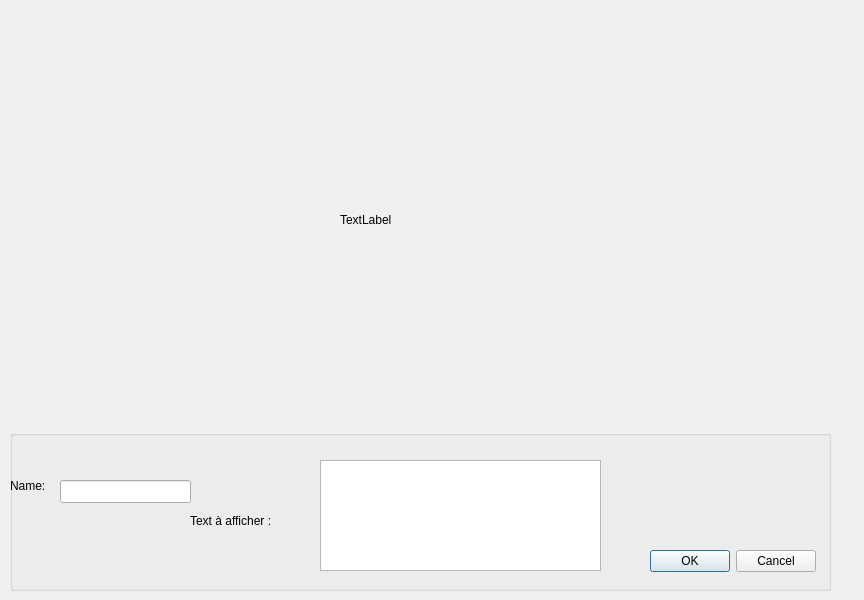
Old version of the form dialogmodel.ui in the repository norips/Projet_MBA_ConfigCreator.
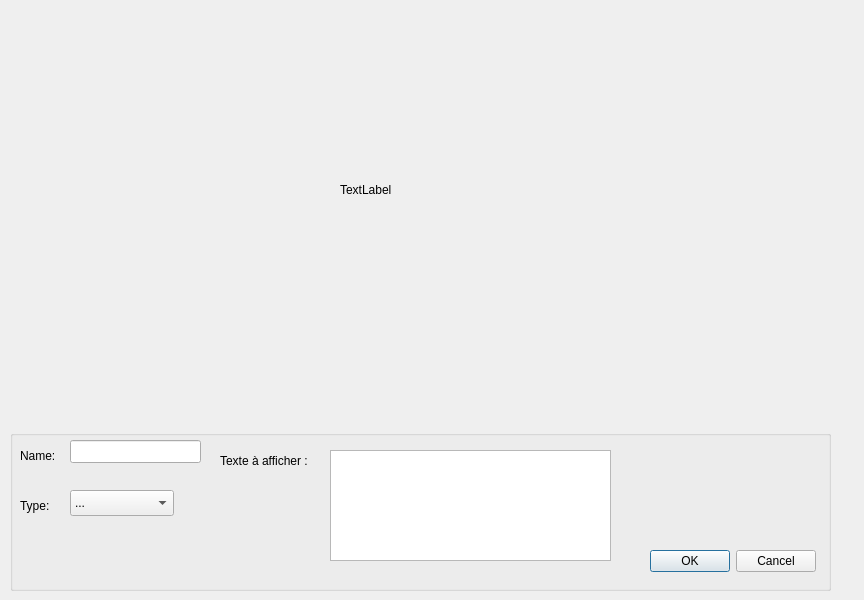
New version of the form. Custom widgets are drawn as their Qt base class.

Commit message: menu déroulant

Diff of the .ui file:
```diff
--- a/dialogmodel.ui
+++ b/dialogmodel.ui
@@ -40,8 +40,8 @@
     </property>
     <property name="geometry">
      <rect>
-      <x>50</x>
-      <y>50</y>
+      <x>60</x>
+      <y>10</y>
       <width>131</width>
       <height>23</height>
      </rect>
@@ -50,8 +50,8 @@
    <widget class="QLabel" name="lbName">
     <property name="geometry">
      <rect>
-      <x>0</x>
-      <y>20</y>
+      <x>10</x>
+      <y>-10</y>
       <width>51</width>
       <height>71</height>
      </rect>
@@ -79,8 +79,8 @@
    <widget class="QTextEdit" name="teText">
     <property name="geometry">
      <rect>
-      <x>310</x>
-      <y>30</y>
+      <x>320</x>
+      <y>20</y>
       <width>281</width>
       <height>111</height>
      </rect>
@@ -89,14 +89,63 @@
    <widget class="QLabel" name="lbText">
     <property name="geometry">
      <rect>
-      <x>180</x>
-      <y>70</y>
+      <x>210</x>
+      <y>10</y>
       <width>121</width>
       <height>41</height>
      </rect>
     </property>
     <property name="text">
-     <string>Text à afficher :</string>
+     <string>Texte à afficher :</string>
+    </property>
+   </widget>
+   <widget class="QComboBox" name="comboBox">
+    <property name="enabled">
+     <bool>true</bool>
+    </property>
+    <property name="geometry">
+     <rect>
+      <x>60</x>
+      <y>60</y>
+      <width>104</width>
+      <height>26</height>
+     </rect>
+    </property>
+    <property name="mouseTracking">
+     <bool>false</bool>
+    </property>
+    <item>
+     <property name="text">
+      <string>...</string>
+     </property>
+    </item>
+    <item>
+     <property name="text">
+      <string>Texte</string>
+     </property>
+    </item>
+    <item>
+     <property name="text">
+      <string>Image</string>
+     </property>
+    </item>
+    <item>
+     <property name="text">
+      <string>Vidéo</string>
+     </property>
+    </item>
+   </widget>
+   <widget class="QLabel" name="lbName_2">
+    <property name="geometry">
+     <rect>
+      <x>10</x>
+      <y>40</y>
+      <width>51</width>
+      <height>71</height>
+     </rect>
+    </property>
+    <property name="text">
+     <string>Type:</string>
     </property>
    </widget>
   </widget>
@@ -104,7 +153,7 @@
    <property name="geometry">
     <rect>
      <x>10</x>
-     <y>20</y>
+     <y>-10</y>
      <width>831</width>
      <height>391</height>
     </rect>
```
The commit also changes 1 other file.
